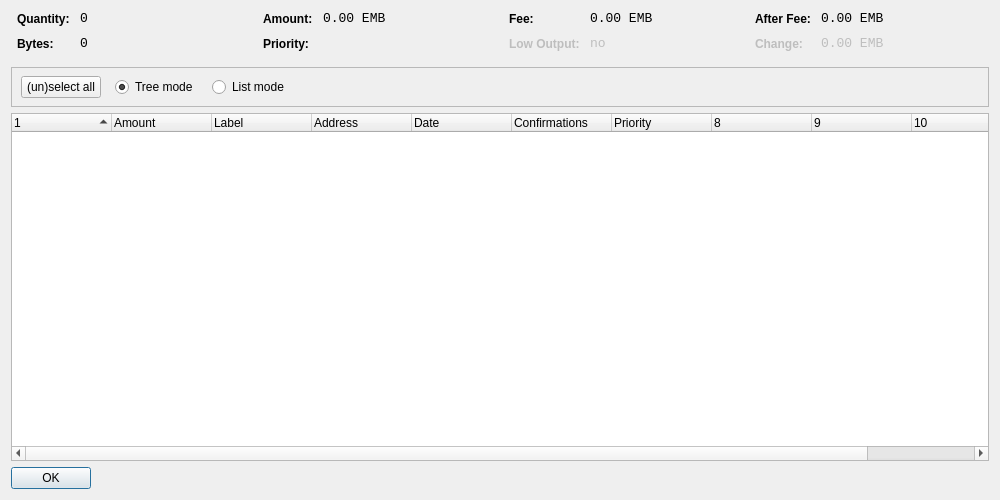
Before: the Qt Designer form src/qt/forms/coincontroldialog.ui in zjohnson24/Ember, drawn with Qt 5.
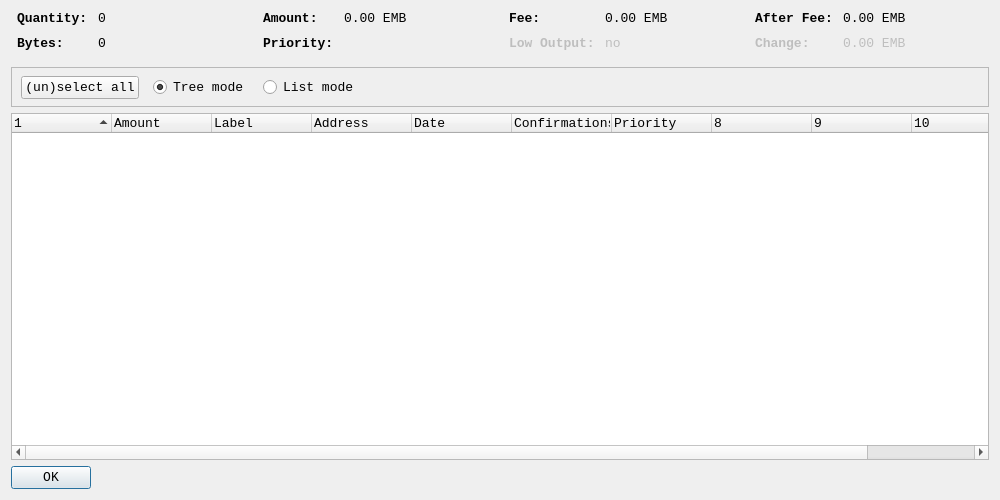
After: the same form once the commit is applied. Custom widgets are drawn as their Qt base class.

Patch:
```diff
--- a/src/qt/forms/coincontroldialog.ui
+++ b/src/qt/forms/coincontroldialog.ui
@@ -10,6 +10,12 @@
     <height>500</height>
    </rect>
   </property>
+  <property name="font">
+   <font>
+    <family>Consolas</family>
+    <pointsize>10</pointsize>
+   </font>
+  </property>
   <property name="windowTitle">
    <string>Coin Control</string>
   </property>
@@ -379,7 +385,7 @@
         <height>41</height>
        </rect>
       </property>
-      <layout class="QHBoxLayout" name="horizontalLayoutPanel" stretch="0,0,0,0,0">
+      <layout class="QHBoxLayout" name="horizontalLayoutPanel" stretch="0,0,0,0">
        <property name="spacing">
         <number>14</number>
        </property>
```
